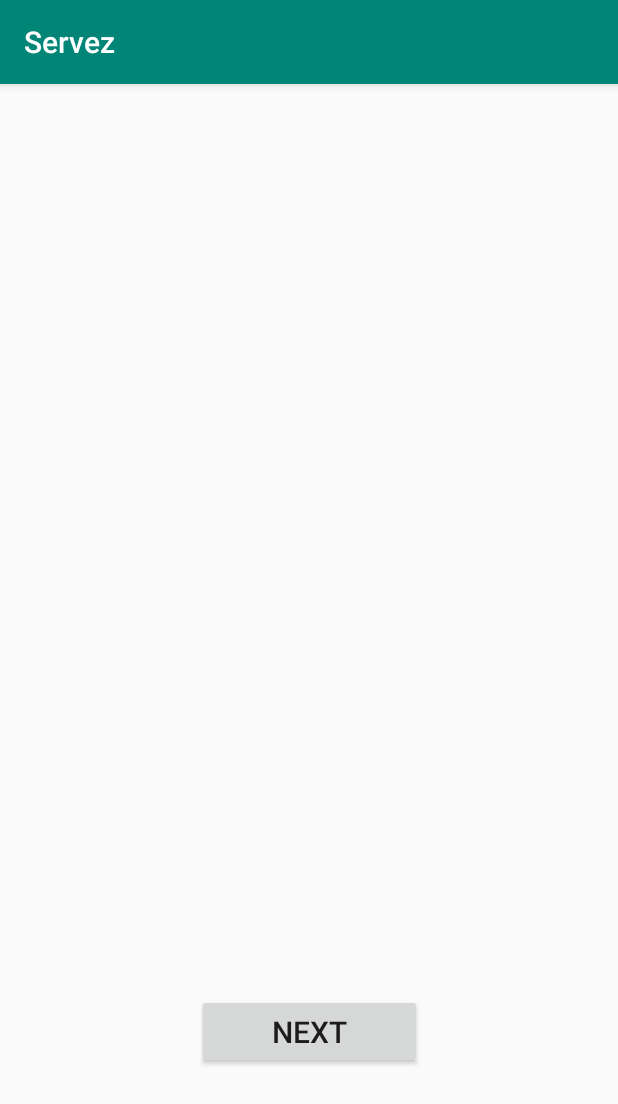
After one commit to MukilanKarthikeyan/Servez, an Android app: the SignIn screen opened directly, with no data from a screen before it, on a phone screen of 412 x 824 dp. The commit adds this screen. Shown: the top 1104 px of the screen. Run offline under Robolectric (Android 15) with nearby library versions, the phone set to English and light mode, and no system bars.

Commit message:
added button to sign in page

```diff
--- a/app/src/main/AndroidManifest.xml
+++ b/app/src/main/AndroidManifest.xml
@@ -1,13 +1,12 @@
 <?xml version="1.0" encoding="utf-8"?>
 <manifest xmlns:android="http://schemas.android.com/apk/res/android"
     package="com.example.servezy">
-
     <!--
          The ACCESS_COARSE/FINE_LOCATION permissions are not required to use
          Google Maps Android API v2, but you must specify either coarse or fine
          location permissions for the 'MyLocation' functionality.
     -->
-    <uses-permission android:name = "android.permission.INTERNET"/>
+    <uses-permission android:name="android.permission.INTERNET" />
     <uses-permission android:name="android.permission.ACCESS_FINE_LOCATION" />
 
     <application
@@ -17,6 +16,7 @@
         android:roundIcon="@mipmap/ic_launcher_round"
         android:supportsRtl="true"
         android:theme="@style/AppTheme">
+        <activity android:name=".SignIn"></activity>
         <activity android:name=".Calander" />
 
         <meta-data
--- a/app/src/main/java/com/example/servezy/MainActivity.java
+++ b/app/src/main/java/com/example/servezy/MainActivity.java
@@ -25,7 +25,7 @@ public class MainActivity extends AppCompatActivity {
 
     }
     public void openMainMenu(){
-        Intent openMain= new Intent(this, Calander.class );
+        Intent openMain= new Intent(this, SignIn.class );
         startActivity(openMain);
     }
 }
--- /dev/null
+++ b/app/src/main/java/com/example/servezy/SignIn.java
@@ -0,0 +1,14 @@
+package com.example.servezy;
+
+import androidx.appcompat.app.AppCompatActivity;
+
+import android.os.Bundle;
+
+public class SignIn extends AppCompatActivity {
+
+    @Override
+    protected void onCreate(Bundle savedInstanceState) {
+        super.onCreate(savedInstanceState);
+        setContentView(R.layout.activity_sign_in);
+    }
+}
--- /dev/null
+++ b/app/src/main/res/layout/activity_sign_in.xml
@@ -0,0 +1,23 @@
+<?xml version="1.0" encoding="utf-8"?>
+<androidx.constraintlayout.widget.ConstraintLayout xmlns:android="http://schemas.android.com/apk/res/android"
+    xmlns:app="http://schemas.android.com/apk/res-auto"
+    xmlns:tools="http://schemas.android.com/tools"
+    android:layout_width="match_parent"
+    android:layout_height="match_parent"
+    tools:context=".SignIn">
+    <Button
+        android:id="@+id/sign_in"
+        android:layout_width="150dp"
+        android:layout_height="50dp"
+        android:layout_marginTop="16dp"
+        android:layout_marginBottom="80dp"
+        android:text="next"
+        android:textSize="20dp"
+        android:visibility="visible"
+        app:layout_constraintBottom_toBottomOf="parent"
+        app:layout_constraintEnd_toEndOf="parent"
+        app:layout_constraintHorizontal_bias="0.5"
+        app:layout_constraintStart_toStartOf="parent"
+        app:layout_constraintTop_toTopOf="parent"
+        app:layout_constraintVertical_bias="0.95" />
+</androidx.constraintlayout.widget.ConstraintLayout>
```
